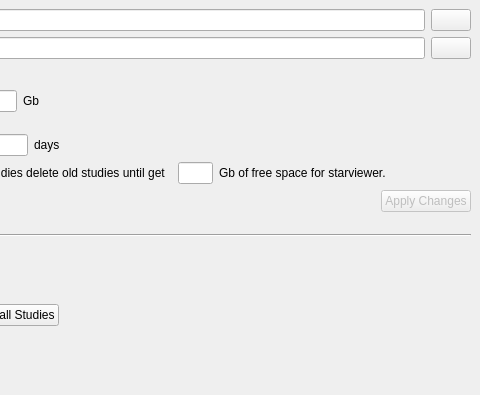
First picture: the form in starviewer/src/inputoutput/qlocaldatabaseconfigurationscreenbase.ui, repository starviewer-medical/starviewer, before the edit; both pictures show x 368 to 848 and y 0 to 395 of the 848 by 395 pixel window.
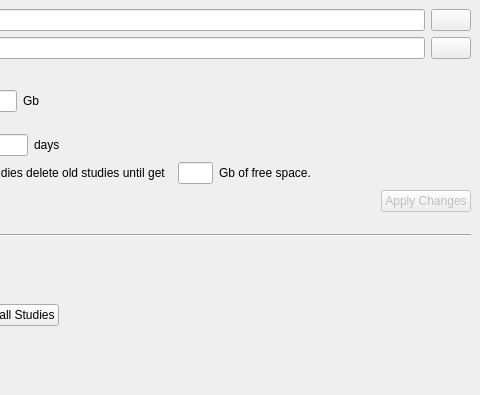
Second picture: the form after the edit. Icons and pictures are not drawn.

What changed in the file:
```diff
--- a/starviewer/src/inputoutput/qlocaldatabaseconfigurationscreenbase.ui
+++ b/starviewer/src/inputoutput/qlocaldatabaseconfigurationscreenbase.ui
@@ -436,7 +436,7 @@
      <item>
       <widget class="QLabel" name="label_4" >
        <property name="text" >
-        <string>Gb of free space for starviewer.</string>
+        <string>Gb of free space.</string>
        </property>
       </widget>
      </item>
```
Left out of the diff: 2 changed lines with no effect on the pictures.
